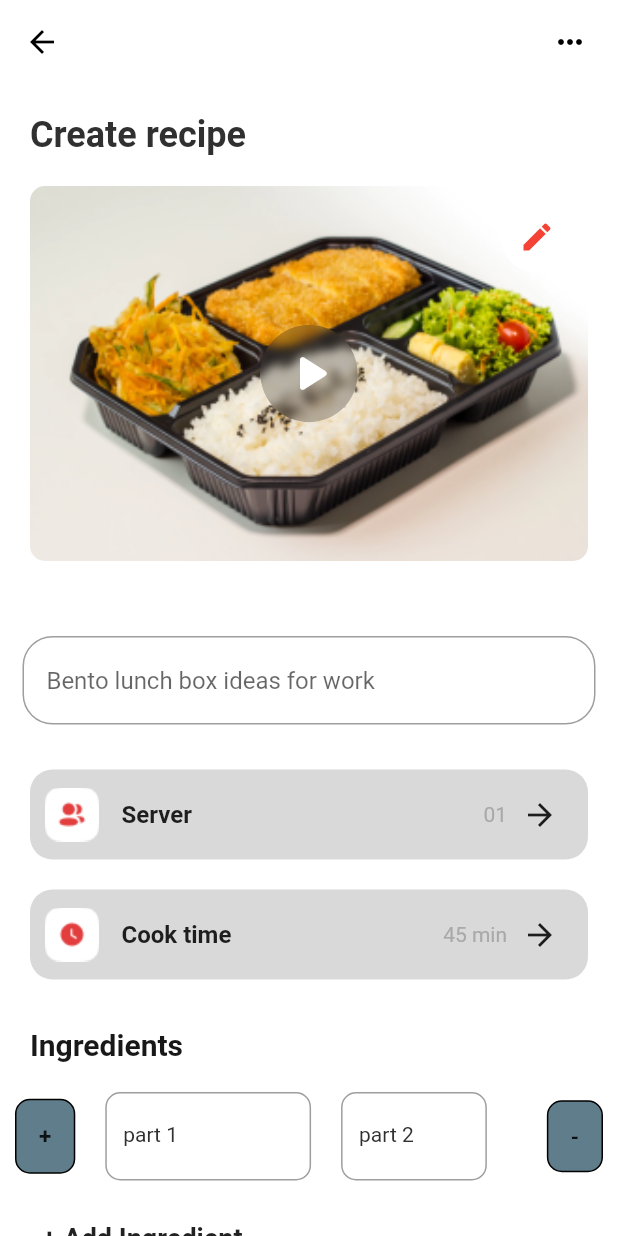
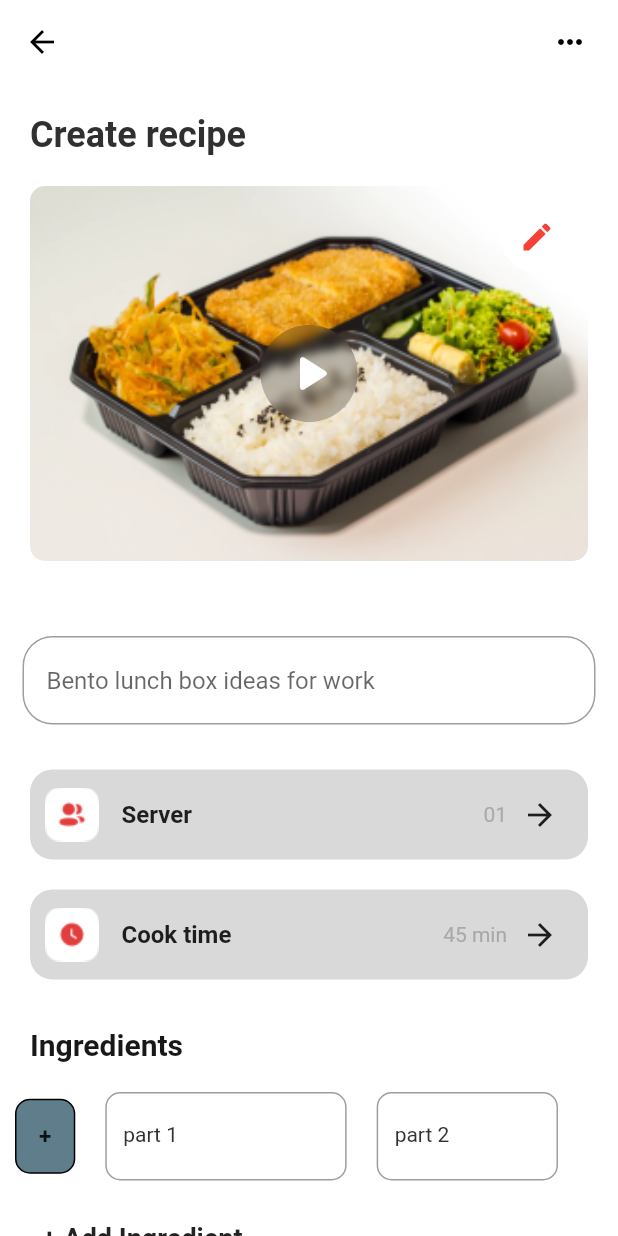
Before and after one commit to pujarajpara/mixFoodApp-master, a Flutter app: the screen it shows after launch, scrolled down 576 dp, after a tap on the "add" icon, on a phone screen of 412 x 824 dp. Run offline on Flutter 3.47's test engine with Material 2 defaults, Android fonts, the phone set to English and light mode, and no system bars; our stand-ins replace device_preview, shared_preferences.

```diff
--- a/lib/Constants/model.dart
+++ b/lib/Constants/model.dart
@@ -1,7 +1,5 @@
-
 import 'dart:convert';
 import 'dart:core';
-
 
 class Models {
   String freslist;
@@ -264,6 +262,8 @@ List<Model3> salad = [
   )
 ];
 
+
+
 class ModelAddSaveRe {
   ModelAddSaveRe({
     required this.saveretitle,
--- a/lib/HomePage.dart
+++ b/lib/HomePage.dart
@@ -26,11 +26,11 @@ class HomePage extends StatelessWidget {
                     fit: BoxFit.cover,
                   ),
                 ),
-                Positioned(
+                const Positioned(
                     top: 77,
                     left: 80,
                     child: Row(
-                      children: const [
+                      children: [
                         Icon(
                           Icons.star_rate_rounded,
                           color: Colors.white,
--- a/lib/Page/createrecipe.dart
+++ b/lib/Page/createrecipe.dart
@@ -1,4 +1,5 @@
 import 'dart:convert';
+
 import 'dart:ui';
 
 import 'package:flutter/material.dart';
@@ -11,7 +12,6 @@ import 'package:shared_preferences/shared_preferences.dart';
 
 List<ModelAddSaveRe> list = [];
 final List<ModelAddSaveRe> itemList = [];
-
 
 class IngredientModel {
   String type;
@@ -42,8 +42,6 @@ class _createrecipeState extends State<createrecipe> {
       ingredient.removeAt(index);
     });
   }
-
-
 
   @override
   Widget build(BuildContext context) {
@@ -326,6 +324,22 @@ class _createrecipeState extends State<createrecipe> {
   }
 }
 
+class MySharedPreferences {
+  static Future<SharedPreferences> getInstance() async {
+    return await SharedPreferences.getInstance();
+  }
+
+  static Future<void> saveData(String key, String jsonData) async {
+    final prefs = await getInstance();
+    await prefs.setString(key, jsonData);
+  }
+
+  static Future<String?> getData(String key) async {
+    final prefs = await getInstance();
+    return prefs.getString(key);
+  }
+}
+
 class IngredientModule extends StatefulWidget {
   const IngredientModule({
     super.key,
@@ -343,13 +357,20 @@ class IngredientModule extends StatefulWidget {
 }
 
 class _IngredientModuleState extends State<IngredientModule> {
-  final typeTxt = TextEditingController();
-  final qtyTxt = TextEditingController();
-
+  TextEditingController typeTxtController = TextEditingController();
+  TextEditingController qtyTxtController = TextEditingController();
+  late ModelAddSaveRe modelAddSaveRe;
 
 
 
   @override
+  void dispose() {
+    qtyTxtController.dispose();
+    typeTxtController.dispose();
+    super.dispose();
+  }
+
+  // @override
   // void initState() {
   //   super.initState();
   //   typeTxt.text = widget.ingredientModel.type;
@@ -370,21 +391,22 @@ class _IngredientModuleState extends State<IngredientModule> {
       ),
     );
   }*/
-  Future<void> saveData() async {
-    final prefs = await SharedPreferences.getInstance();
-    final addRec =
-        ModelAddSaveRe(saveretitle: qtyTxt.text, devlop: typeTxt.text);
-    setState(() {
-      list.add(addRec);
-    });
-    await prefs.setString('listA', jsonEncode(list));
-     await Navigator.push(
-      context,
-      MaterialPageRoute(
-        builder: (context) => const Home(),
-      ),
-    );
-  }
+  // Future<void> saveData() async {
+  //   final prefs = await SharedPreferences.getInstance();
+  //   final addRec =
+  //       ModelAddSaveRe(saveretitle: qtyTxt.text, devlop: typeTxt.text);
+  //   setState(() {
+  //     list.add(addRec);
+  //   });
+  //   await prefs.setString('listA', jsonEncode(list));
+  //   print(addRec);
+  //   await Navigator.push(
+  //     context,
+  //     MaterialPageRoute(
+  //       builder: (context) => const Home(),
+  //     ),
+  //   );
+  // }
   @override
   Widget build(BuildContext context) {
     return Padding(
@@ -395,8 +417,21 @@ class _IngredientModuleState extends State<IngredientModule> {
           Padding(
             padding: const EdgeInsets.only(left: 10),
             child: InkWell(
-             onTap:
-              saveData,
+              onTap: () {
+                final data = qtyTxtController.text;
+                final data1 = typeTxtController.text;
+                final filed={
+                  'data':data,
+                  'data1':data1,
+                };
+                final jsonData=jsonEncode(filed);
+                MySharedPreferences.saveData('filed', jsonData);
+                //  modelAddSaveRe = ModelAddSaveRe(data1, data);
+                // final encodedData = DataEncoding.encodeData(modelAddSaveRe);
+                // MySharedPreferences.saveData('data', encodedData);
+                Navigator.push(context,
+                    MaterialPageRoute(builder: (context) => const Home()));
+              },
               child: Container(
                 padding: const EdgeInsets.all(15),
                 decoration: BoxDecoration(
@@ -417,7 +452,7 @@ class _IngredientModuleState extends State<IngredientModule> {
                 left: 20,
               ),
               child: TextFormField(
-                controller: qtyTxt,
+                controller: qtyTxtController,
                 maxLines: 1,
                 onChanged: (value) {
                   setState(() {
@@ -447,7 +482,7 @@ class _IngredientModuleState extends State<IngredientModule> {
             child: Padding(
               padding: const EdgeInsets.only(left: 20, right: 40),
               child: TextFormField(
-                controller: typeTxt,
+                controller: typeTxtController,
                 maxLines: 1,
                 onChanged: (value) {
                   setState(() {
@@ -474,8 +509,8 @@ class _IngredientModuleState extends State<IngredientModule> {
               ),
             ),
           ),
-          // if (widget.ingredientModel.qty.isNotEmpty ||
-          //     widget.ingredientModel.type.isNotEmpty)
+          if (widget.ingredientModel.qty.isNotEmpty ||
+              widget.ingredientModel.type.isNotEmpty)
             InkWell(
               onTap: () {
                 setState(() {
@@ -501,7 +536,7 @@ class _IngredientModuleState extends State<IngredientModule> {
         ],
       ),
     );
-   }
+  }
   // void delete() async {
   //   List<ModelAddSaveRe> loadedItemList =  loadData();
   //   setState(() {
@@ -509,7 +544,6 @@ class _IngredientModuleState extends State<IngredientModule> {
   //     ..addAll(loadedItemList);
   //   });
   // }
-
 }
 
 // import 'package:flutter/material.dart';
@@ -587,6 +621,7 @@ class _IngredientModuleState extends State<IngredientModule> {
 //     itemList.map((item) => json.encode(item.toJson())).toList();
 //     await prefs.setStringList('itemList', encodedDataList);
 //   }
+
 //
 //   @override
 //   Widget build(BuildContext context) {
--- a/lib/Page/home.dart
+++ b/lib/Page/home.dart
@@ -8,6 +8,17 @@ import 'package:mixfoodapp/Constants/model.dart';
 import 'package:mixfoodapp/Constants/text.dart';
 import 'package:mixfoodapp/Page/notification.dart';
 import 'package:shared_preferences/shared_preferences.dart';
+
+class MySharedPreferences {
+  static Future<SharedPreferences> getInstance()  async {
+    return await SharedPreferences.getInstance();
+  }
+
+  static Future<String?> getData(String key) async {
+    final prefs = await getInstance();
+    return prefs.getString(key);
+  }
+}
 
 List<Model> saveVideo = [];
 void saveVideoCheck(Model saveAllVideos) {
@@ -26,33 +37,30 @@ class Home extends StatefulWidget {
 }
 
 class _HomeState extends State<Home> with TickerProviderStateMixin {
-
+  Map<String,dynamic>filed={};
   @override
   void initState() {
     super.initState();
-    loadData();
+    fetchData();
   }
-  Future<void> loadData() async {
-    final shared = await SharedPreferences.getInstance();
-
-    final string = shared.getString('listA') ?? '';
-    final listA = jsonDecode(string) as List;
-    final items = listA.map((e) => e.toJson().toList());
-    await shared.setString('listA', jsonEncode(items));
-    print(items);
+  void fetchData() async {
+    final jsonData = await MySharedPreferences.getData('filed');
+    if (jsonData != null) {
+       setState(() {
+         filed=jsonDecode(jsonData)as Map<String,dynamic>;
+        filed = jsonDecode(jsonData)as Map<String,dynamic>;
+      });
+      print(filed);
+    }
   }
-
-  // final prefs = await SharedPreferences.getInstance();
-  // final qtyte = prefs.getString('qty');
-  // final typete = prefs.getString('type');
-  // setState(() {
-  //   if (qtyte != null) texts.add(qtyte);
-  //   if (typete != null) texts.add(typete);
-  // });
-  // print(qtyte);
-  // print(typete);
+  // Future<void> loadData() async {
+  //   final shared = await SharedPreferences.getInstance();
+  //   final string = shared.getString('listA') ?? '';
+  //   final listA = jsonDecode(string) as List;
+  //   final items = listA.map((e) => e.toJson().toString());
+  //   await shared.setString('listA', jsonEncode(items));
+  //   print(items);
   // }
-
   int isSec = 0;
   List<String> category = [
     'Salad',
@@ -62,9 +70,7 @@ class _HomeState extends State<Home> with TickerProviderStateMixin {
   ];
   bool save = false;
   int issave = 0;
-
   final PageStorageBucket bucket = PageStorageBucket();
-
   @override
   Widget build(BuildContext context) {
     return Scaffold(
@@ -106,8 +112,8 @@ class _HomeState extends State<Home> with TickerProviderStateMixin {
                     'Tranding now 🔥',
                     style: CustomTextStyle.poppinsBoldh5,
                   ),
-                  Row(
-                    children: const [
+                  const Row(
+                    children: [
                       Icon(
                         Icons.arrow_forward,
                         color: Colors.red,
@@ -136,7 +142,7 @@ class _HomeState extends State<Home> with TickerProviderStateMixin {
                 itemCount: savere.length,
                 itemBuilder: (_, index) {
                   final data = savere[index];
-                   return Column(
+                  return Column(
                     children: [
                       Stack(
                         children: [
@@ -459,7 +465,9 @@ class _HomeState extends State<Home> with TickerProviderStateMixin {
                                             ),
                                             Padding(
                                               padding: const EdgeInsets.only(
-                                                  right: 10, top: 40,),
+                                                right: 10,
+                                                top: 40,
+                                              ),
                                               child: Container(
                                                 height: 24,
                                                 width: 24,
@@ -605,9 +613,10 @@ class _HomeState extends State<Home> with TickerProviderStateMixin {
                                   child: Text(
                                     'Time',
                                     style: TextStyle(
-                                        fontSize: 12,
-                                        color: ColorsNeutral.Neutral30,
-                                        fontWeight: FontWeight.w400,),
+                                      fontSize: 12,
+                                      color: ColorsNeutral.Neutral30,
+                                      fontWeight: FontWeight.w400,
+                                    ),
                                     textAlign: TextAlign.center,
                                   ),
                                 ),
@@ -855,13 +864,13 @@ class _HomeState extends State<Home> with TickerProviderStateMixin {
                                 fontSize: 20,
                                 color: ColorsNeutral.Neutral90),
                           ),
-                          Row(
-                            children: const [
+                          const Row(
+                            children: [
                               Text('See all',
                                   style: TextStyle(
                                       fontSize: 14,
                                       color: Colors.red,
-                                      fontWeight: FontWeight.w600)),
+                                      fontWeight: FontWeight.w600,),),
                               Icon(
                                 Icons.arrow_forward,
                                 color: Colors.red,
@@ -928,8 +937,8 @@ class _HomeState extends State<Home> with TickerProviderStateMixin {
                             'Popular creators',
                             style: CustomTextStyle.poppinsBoldh5,
                           ),
-                          Row(
-                            children: const [
+                          const Row(
+                            children: [
                               Text(
                                 'See all',
                                 style:
@@ -986,3 +995,15 @@ class _HomeState extends State<Home> with TickerProviderStateMixin {
     );
   }
 }
+
+// class DataEncoding {
+//   static String encodeData(ModelAddSaveRe modelAddSaveRe) {
+//     final jsonData = jsonEncode(modelAddSaveRe.toJson());
+//     return jsonData;
+//   }
+//
+//   static ModelAddSaveRe decodeData(String jsonData) {
+//     final decodeData = jsonDecode(jsonData);
+//     return ModelAddSaveRe.fromJson(decodeData);
+//   }
+// }
```
Lines whose indentation alone changed are shown as unchanged.
